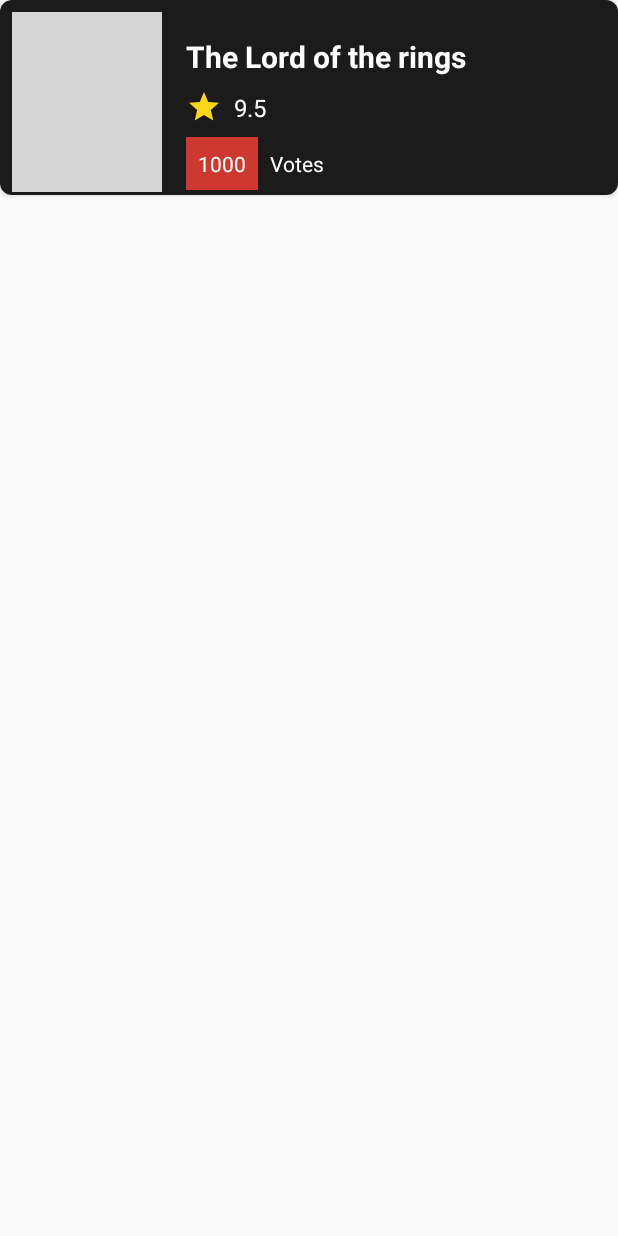
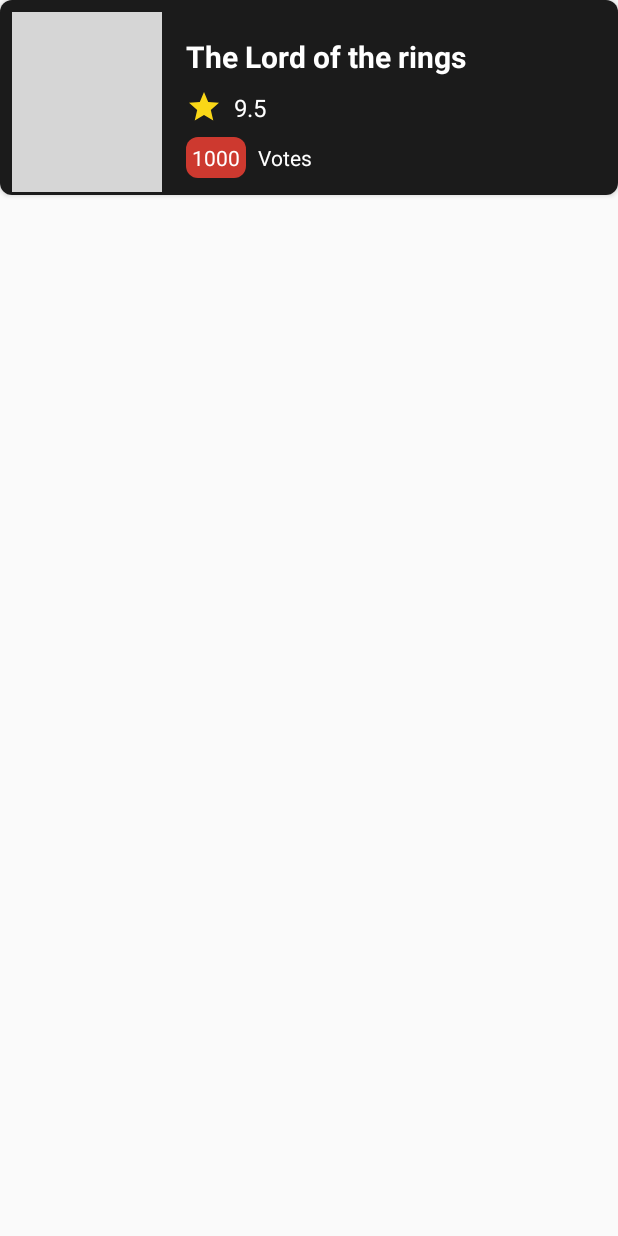
Before and after one commit to alaadeego/movies_app, an Android app: the layout item_movie.xml on its own in the app's theme, with its tools: preview values and no code run, on a phone screen of 412 x 824 dp. Run offline under Robolectric (Android 15) with nearby library versions, the phone set to English and light mode, and no system bars; grey boxes are pictures that could not be loaded.

Commit message:
Create movie adapter

```diff
--- a/app/build.gradle
+++ b/app/build.gradle
@@ -45,7 +45,6 @@ dependencies {
     implementation "com.squareup.okhttp3:logging-interceptor:$okhttp_version"
 
 
-
     implementation "androidx.recyclerview:recyclerview:1.1.0"
 
     // navigation dependencies
@@ -71,4 +70,8 @@ dependencies {
     androidTestImplementation 'androidx.test.ext:junit:1.1.2'
     androidTestImplementation 'androidx.test.espresso:espresso-core:3.3.0'
 
+    // glide
+    implementation 'com.github.bumptech.glide:glide:4.11.0'
+    annotationProcessor 'com.github.bumptech.glide:compiler:4.11.0'
+
 }
--- a/app/src/main/java/com/example/moviesapp/di/NetworkModule.kt
+++ b/app/src/main/java/com/example/moviesapp/di/NetworkModule.kt
@@ -13,6 +13,7 @@ import javax.inject.Singleton
 
 const val API_KEY = "6fe2092090c2ca190cd7f79368bba13a"
 private const val BASE_URL = "https://api.themoviedb.org/"
+const val MOVIE_IMAGE_BASE_PATH = "https://image.tmdb.org/t/p/w500"
 
 @Module
 class NetworkModule {
--- /dev/null
+++ b/app/src/main/res/drawable/bg_voting_count.xml
@@ -0,0 +1,15 @@
+<?xml version="1.0" encoding="utf-8"?>
+<shape xmlns:android="http://schemas.android.com/apk/res/android"
+    android:shape="rectangle">
+
+    <solid android:color="#CD392F" />
+
+    <padding
+        android:bottom="4dp"
+        android:left="4dp"
+        android:right="4dp"
+        android:top="4dp" />
+
+    <corners android:radius="8dp" />
+
+</shape>
--- a/app/src/main/res/layout/item_movie.xml
+++ b/app/src/main/res/layout/item_movie.xml
@@ -12,7 +12,7 @@
         android:background="#E4000000">
 
         <ImageView
-            android:id="@+id/imageView"
+            android:id="@+id/imgMoviePoster"
             android:layout_width="@dimen/dimen_movie_card_image_width"
             android:layout_height="@dimen/dimen_movie_card_image_height"
             android:layout_marginStart="8dp"
@@ -36,8 +36,8 @@
             android:textSize="20sp"
             android:textStyle="bold"
             app:layout_constraintEnd_toEndOf="parent"
-            app:layout_constraintStart_toEndOf="@+id/imageView"
-            app:layout_constraintTop_toTopOf="@+id/imageView" />
+            app:layout_constraintStart_toEndOf="@+id/imgMoviePoster"
+            app:layout_constraintTop_toTopOf="@+id/imgMoviePoster" />
 
         <ImageView
             android:id="@+id/imageView2"
@@ -66,9 +66,9 @@
             android:layout_width="wrap_content"
             android:layout_height="wrap_content"
             android:layout_marginTop="8dp"
-            android:background="#CD392F"
+            android:background="@drawable/bg_voting_count"
             android:gravity="center"
-            android:padding="8dp"
+            android:padding="4dp"
             android:textColor="@android:color/white"
             app:layout_constraintStart_toStartOf="@+id/imageView2"
             app:layout_constraintTop_toBottomOf="@+id/imageView2"
```
Also changed, not shown: app/src/main/java/com/example/moviesapp/presentation/MoviesAdapter.kt (added, +45 -0 lines), app/src/main/java/com/example/moviesapp/presentation/MoviesFragment.kt (+18 -1 lines), app/src/main/java/com/example/moviesapp/utils/VerticalSpaceItemDecoration.kt (added, +16 -0 lines).
